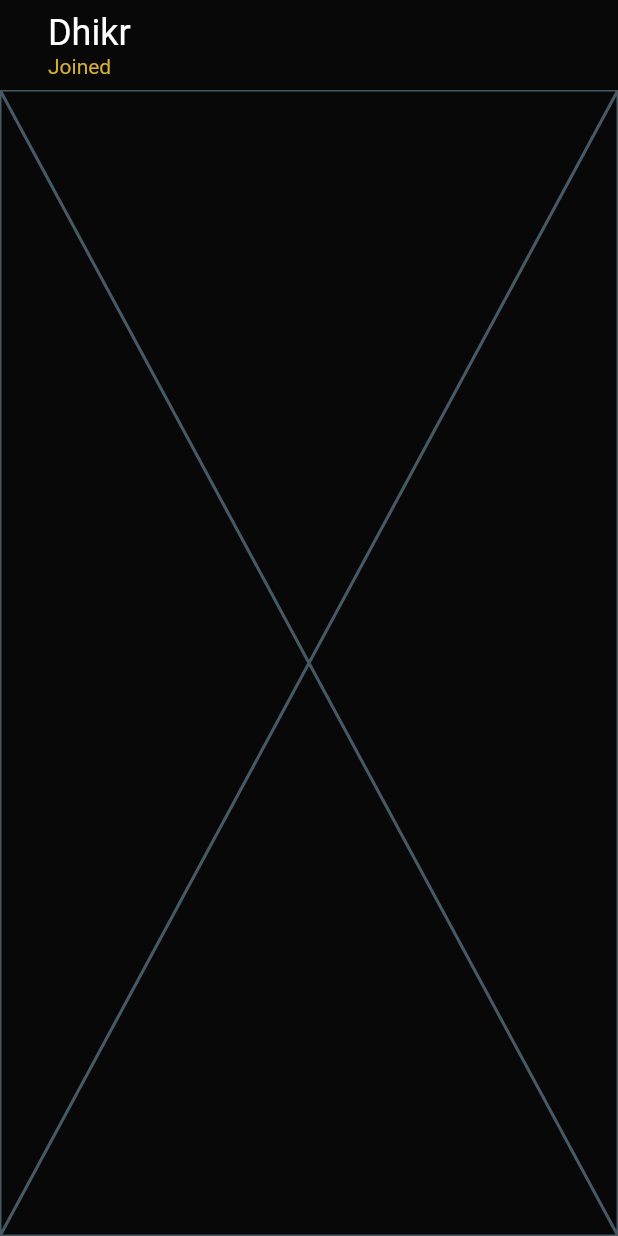
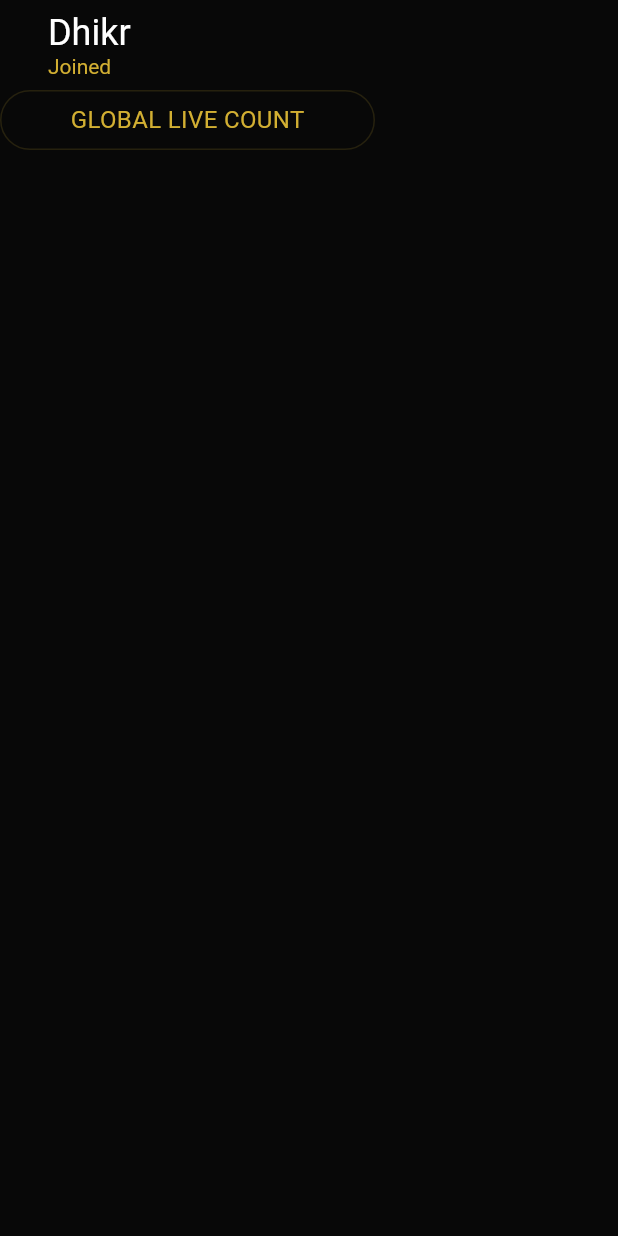
Before and after one commit to rakibk55w/dhikr_sample, a Flutter app: the screen it shows after launch, on a phone screen of 412 x 824 dp. Run offline on Flutter 3.47's test engine with Material 3 defaults, Android fonts, the phone set to English and light mode, and no system bars.

Commit message:
live count container text added

```diff
--- a/lib/features/home/presentation/screens/home_screen.dart
+++ b/lib/features/home/presentation/screens/home_screen.dart
@@ -9,7 +9,27 @@ class HomeScreen extends StatelessWidget {
   Widget build(BuildContext context) {
     return Scaffold(
       appBar: GenericAppbar(),
-      body: const Placeholder(),
+      body: Column(
+        children: [
+          Container(
+            width: 250,
+            height: 40,
+            decoration: BoxDecoration(
+              border: Border.all(color: AppColors.darkContainerBorder),
+              borderRadius: BorderRadius.circular(20),
+            ),
+            child: Center(
+              child: Text(
+                'GLOBAL LIVE COUNT',
+                style: TextStyle(
+                  fontSize: 16,
+                  color: AppColors.darkTextSecondary,
+                ),
+              ),
+            ),
+          ),
+        ],
+      ),
     );
   }
 }
```
